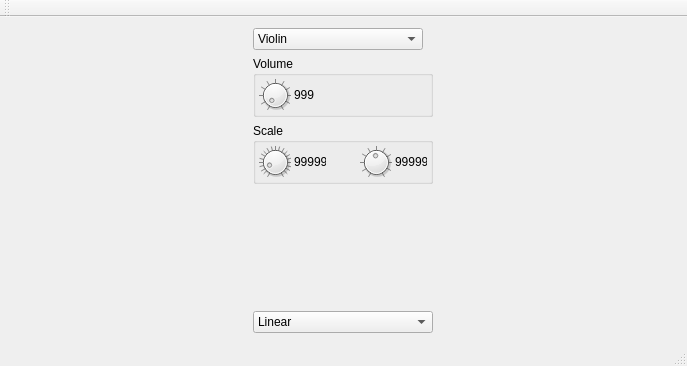
Qt form mainwindow.ui (607011/termenvox) before a commit.
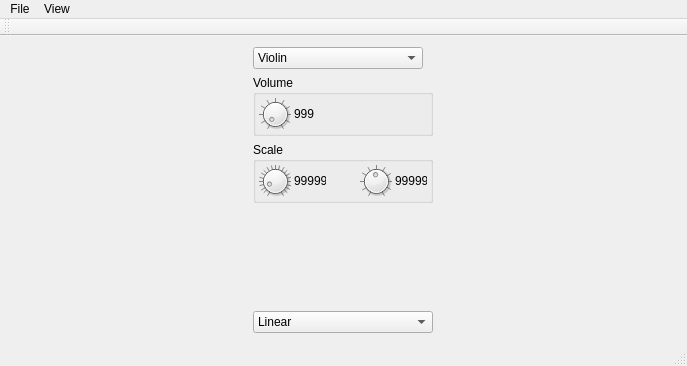
The same form after that commit.

Patch:
```diff
--- a/mainwindow.ui
+++ b/mainwindow.ui
@@ -396,6 +396,21 @@
      <height>21</height>
     </rect>
    </property>
+   <widget class="QMenu" name="menuView">
+    <property name="title">
+     <string>View</string>
+    </property>
+    <addaction name="actionHzScale"/>
+    <addaction name="actionToneScale"/>
+   </widget>
+   <widget class="QMenu" name="menuFile">
+    <property name="title">
+     <string>File</string>
+    </property>
+    <addaction name="actionExit"/>
+   </widget>
+   <addaction name="menuFile"/>
+   <addaction name="menuView"/>
   </widget>
   <widget class="QToolBar" name="mainToolBar">
    <attribute name="toolBarArea">
```
Left out of the diff: 27 changed lines with no effect on the pictures.
